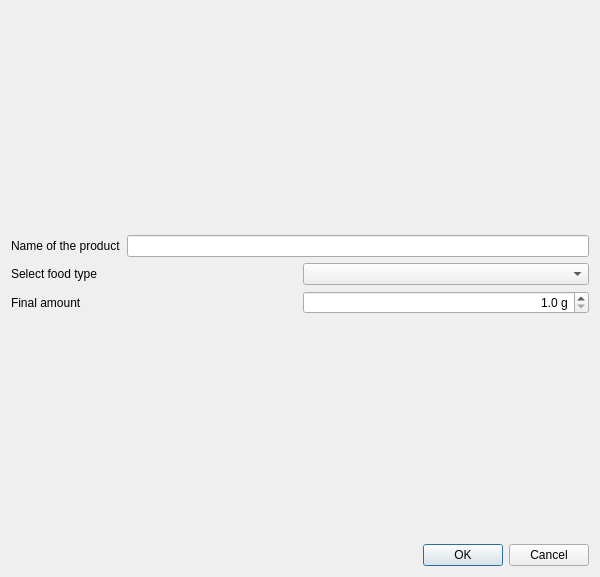
First picture: the form in caloriestracker/ui/frmProductsElaboratedAdd.ui, repository turulomio/caloriestracker, before the edit.
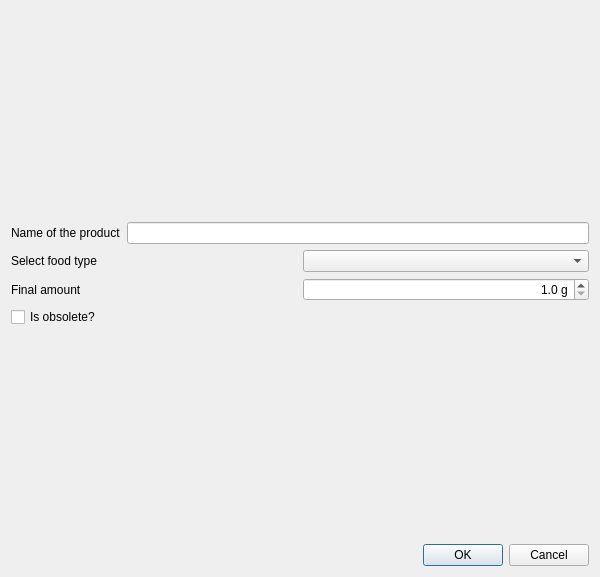
Second picture: the form after the edit. Icons and pictures are not drawn. Custom widgets are drawn as their Qt base class.

Commit message: Fixed bugs managing elaborated products. Fixes #109

```diff
--- a/caloriestracker/ui/frmProductsElaboratedAdd.ui
+++ b/caloriestracker/ui/frmProductsElaboratedAdd.ui
@@ -111,6 +111,13 @@
        </item>
       </layout>
      </item>
+     <item>
+      <widget class="QCheckBox" name="chkObsolete">
+       <property name="text">
+        <string>Is obsolete?</string>
+       </property>
+      </widget>
+     </item>
      <item>
       <widget class="mqtwObjects" name="tblProductsIn" native="true"/>
      </item>
```
The commit also changes 9 other files.
